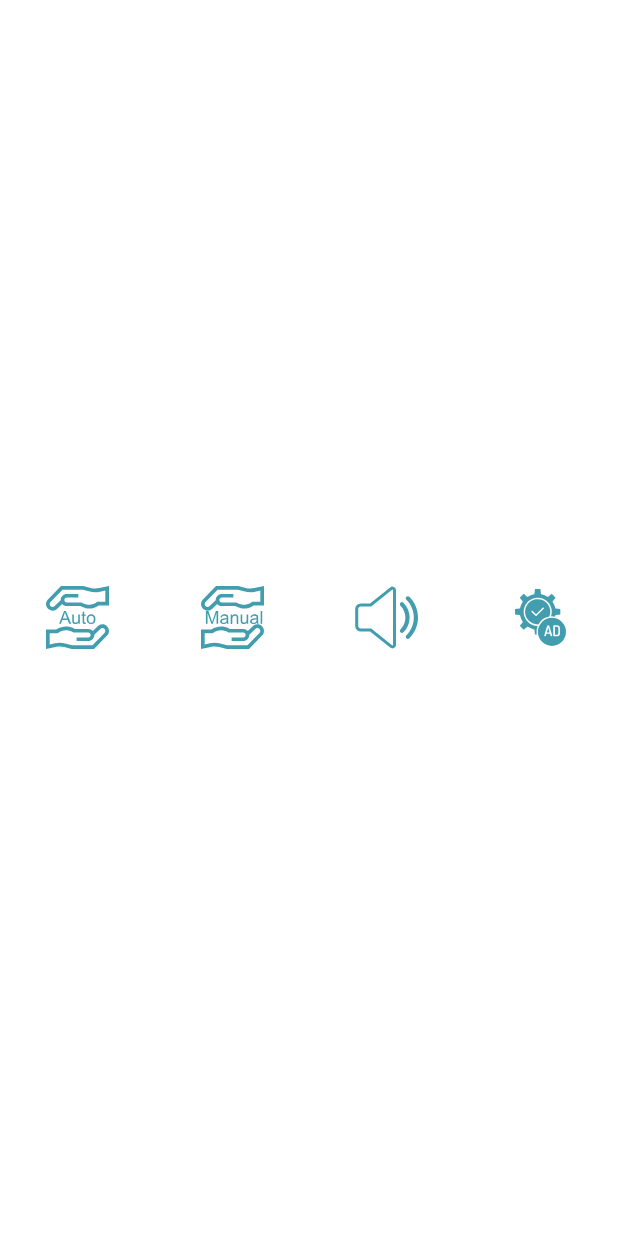
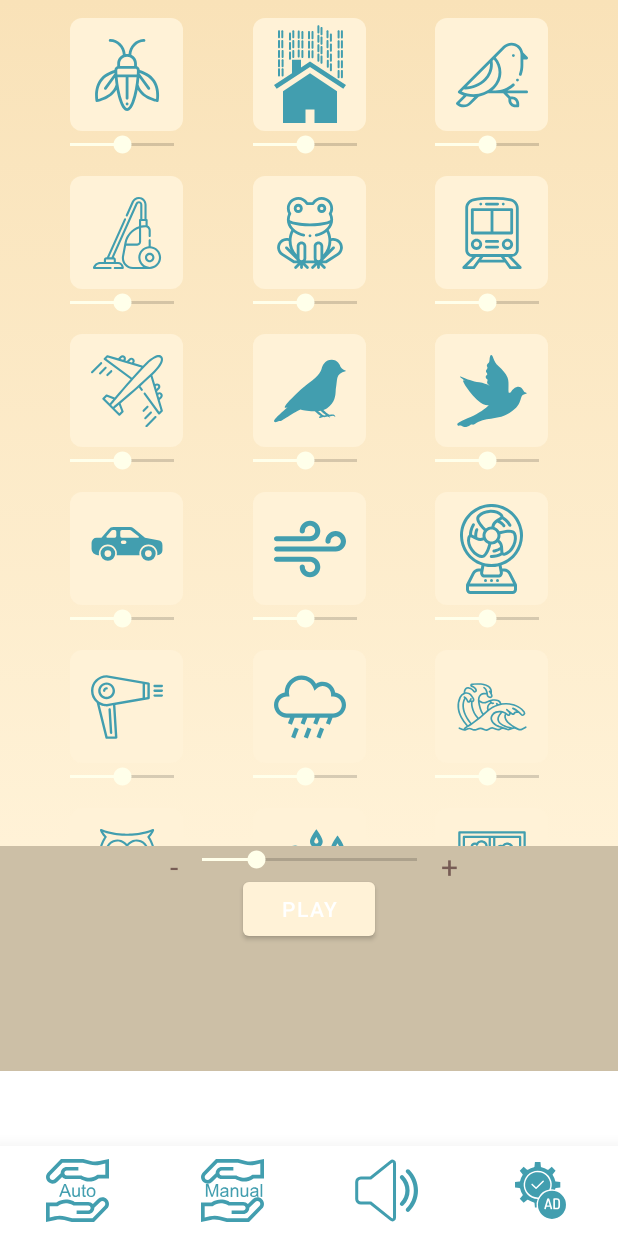
Before and after one commit to t0p47/VibrantPleasure, an Android app: the screen it shows after launch (NavFragActivity), item 3 of the bottom bar chosen, on a phone screen of 412 x 824 dp. Run offline under Robolectric (Android 15) with nearby library versions, the light colour scheme and no system bars; our stand-ins replace Dagger/Hilt's generated code, data binding, navigation-ui; libraries missing offline, so code that uses them is left out: com.android.billingclient, com.google.android.exoplayer2, com.yandex.metrica, com.yandex.mobile; plain views replace BannerAdView, PlayerView; 12 statements that could not run were skipped.

Commit message:
dev-master-upgrade

```diff
--- a/app/src/main/java/com/t0p47/vibrantpleasure/view/audio/AudioFragment.kt
+++ b/app/src/main/java/com/t0p47/vibrantpleasure/view/audio/AudioFragment.kt
@@ -546,7 +546,7 @@ class AudioFragment : Fragment(), FragmentInjectable {
 
 }
 
-class PlaybackStateListener: Player.EventListener {
+class PlaybackStateListener: Player.Listener {
 
     override fun onPlayerStateChanged(playWhenReady: Boolean, playbackState: Int) {
         var stateString = ""
--- a/app/src/main/java/com/t0p47/vibrantpleasure/view/auto_mode/AutoModeFragment.kt
+++ b/app/src/main/java/com/t0p47/vibrantpleasure/view/auto_mode/AutoModeFragment.kt
@@ -55,6 +55,8 @@ class AutoModeFragment : Fragment(), FragmentInjectable {
         binding = DataBindingUtil.inflate(inflater, R.layout.auto_mode_fragment, container, false)
         viewModel = injectViewModel(viewModelFactory)
 
+        Log.d(LOG_TAG,"AutoModeFragment: onCreateView")
+
         vibrator = context?.getSystemService(Context.VIBRATOR_SERVICE) as Vibrator
 
         initAuto()
@@ -64,6 +66,8 @@ class AutoModeFragment : Fragment(), FragmentInjectable {
     }
 
     private fun initSeekbar(){
+
+        Log.d(LOG_TAG,"AutoModeFragment: initSeekbar")
 
         binding.seekBarVibroTime.setOnSeekBarChangeListener(object: SeekBar.OnSeekBarChangeListener{
             override fun onProgressChanged(seekBar: SeekBar?, progress: Int, fromUser: Boolean) {
--- a/app/src/main/res/layout/activity_nav_frag.xml
+++ b/app/src/main/res/layout/activity_nav_frag.xml
@@ -11,9 +11,9 @@
             android:id="@+id/nav_host_fragment"
             android:name="androidx.navigation.fragment.NavHostFragment"
             android:layout_width="match_parent"
-            android:layout_height="match_parent"
+            android:layout_height="0dp"
             app:defaultNavHost="true"
-            app:layout_constraintBottom_toTopOf="@id/adView"
+            app:layout_constraintBottom_toTopOf="@id/bottom_nav"
             app:layout_constraintTop_toTopOf="parent"
             app:navGraph="@navigation/mobile_navigation" />
 
@@ -22,10 +22,10 @@
         <com.google.android.material.bottomnavigation.BottomNavigationView
             android:id="@+id/bottom_nav"
             android:layout_width="match_parent"
-            android:layout_height="wrap_content"
+            android:layout_height="60dp"
             android:layout_gravity="bottom"
             style="@style/Widget.App.BottomNavigationView"
-            app:layout_constraintBottom_toBottomOf="parent"
+            app:layout_constraintBottom_toTopOf="@id/adView"
             app:menu="@menu/bottom_nav_menu"
             app:labelVisibilityMode="unlabeled"
             app:itemIconSize="42dp"
@@ -37,7 +37,7 @@
             android:layout_width="match_parent"
             android:layout_height="wrap_content"
             android:visibility="visible"
-            app:layout_constraintBottom_toTopOf="@id/bottom_nav"/>
+            app:layout_constraintBottom_toBottomOf="parent"/>
 
     </androidx.constraintlayout.widget.ConstraintLayout>
 
```
Also changed, not shown: app/src/main/java/com/t0p47/vibrantpleasure/utils/ExoplayerMain.kt (+11 -5 lines).
